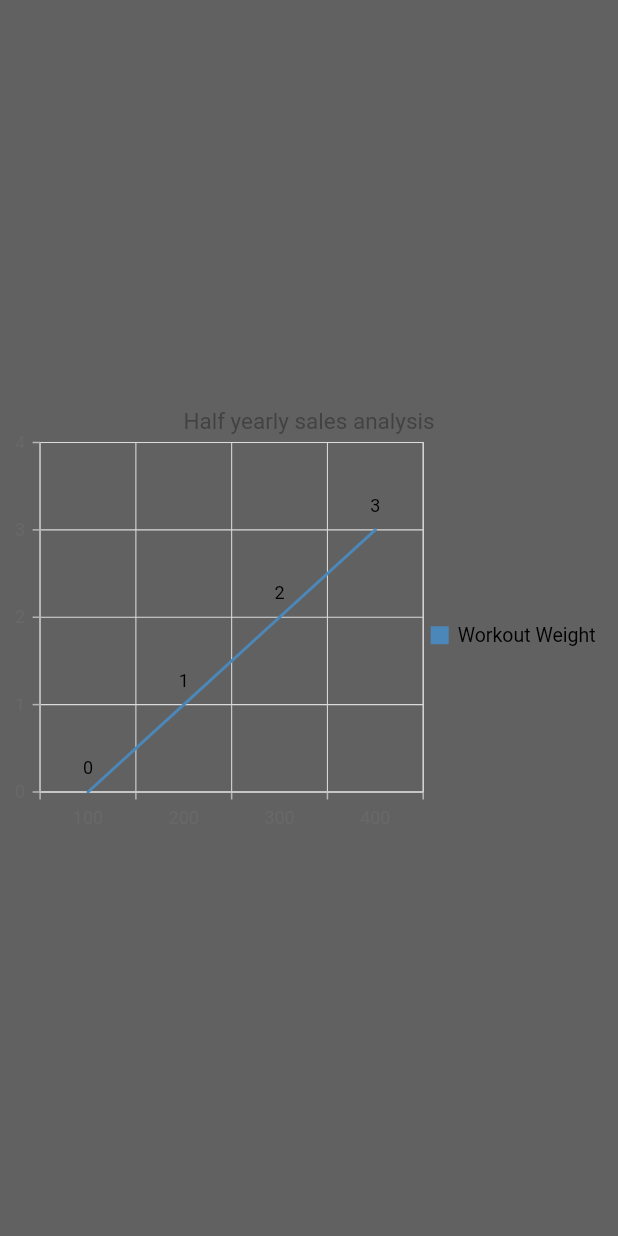
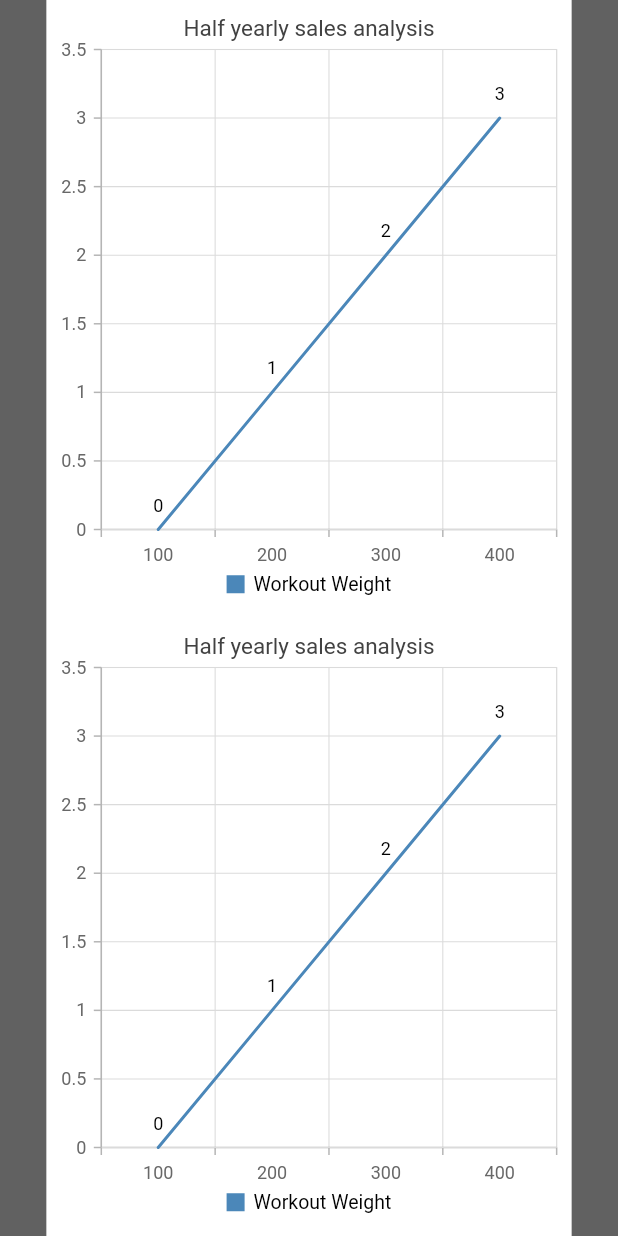
Before and after one commit to OBurnsy22/tempo, a Flutter app: the analyticsHome screen opened directly, on a phone screen of 412 x 824 dp. Run offline on Flutter 3.47's test engine with Material 2 defaults, Android fonts, the phone set to English and light mode, and no system bars; our stand-ins replace bordered_text, cloud_firestore, curved_navigation_bar, firebase_auth, firebase_core, firebase_storage and 3 more; missing offline and left inert: flutter_ringtone_player; accounts and stored records are empty.

Commit message:
Now can have multiple graphs in the same column view

```diff
--- a/tempo/lib/analytics.dart
+++ b/tempo/lib/analytics.dart
@@ -1,7 +1,6 @@
 import 'package:flutter/material.dart';
 import 'package:syncfusion_flutter_charts/charts.dart';
 import 'package:syncfusion_flutter_charts/sparkcharts.dart';
-
 
 //class to track workouts and their timestamps
 class _WorkoutTimestamps {
@@ -12,16 +11,17 @@ class _WorkoutTimestamps {
 }
 
 class analyticsHome extends StatefulWidget {
-
   @override
   analyticsHomeState createState() => analyticsHomeState();
 }
 
-class analyticsHomeState extends State<analyticsHome> with AutomaticKeepAliveClientMixin<analyticsHome>{
+class analyticsHomeState extends State<analyticsHome>
+    with AutomaticKeepAliveClientMixin<analyticsHome> {
   //https://pub.dev/packages/syncfusion_flutter_charts/example
   final graph_form_key = GlobalKey<FormState>();
   String graph_type = 'Time Series';
-  bool animate;
+  bool generated = true;
+  List graphs = [];
 
   List<_WorkoutTimestamps> chartData = [
     _WorkoutTimestamps('100', 0),
@@ -33,18 +33,26 @@ class analyticsHomeState extends State<analyticsHome> with AutomaticKeepAliveCli
   @override
   void initState() {
     super.initState();
-    animate = false;
+    //generateGraphs();
   }
 
   @override
   Widget build(BuildContext context) {
+    if (generated) {
       return Scaffold(
           backgroundColor: Colors.grey.shade700,
           body: Center(
+              child: SingleChildScrollView(
+                scrollDirection: Axis.vertical,
                 child: Column(
-            mainAxisAlignment: MainAxisAlignment.center,
-            children: <Widget> [
-              SfCartesianChart(
+                  /*width: MediaQuery.of(context).size.width * 0.90,
+                  height: MediaQuery.of(context).size.height * 0.90,*/
+                  children: <Widget>[
+                   Container(
+                      color: Colors.white,
+                      width: MediaQuery.of(context).size.width * 0.85,
+                      height: MediaQuery.of(context).size.height * 0.50,
+                      child: SfCartesianChart(
                         primaryXAxis: CategoryAxis(),
                         // Chart title
                         title: ChartTitle(text: 'Half yearly sales analysis'),
@@ -55,18 +63,76 @@ class analyticsHomeState extends State<analyticsHome> with AutomaticKeepAliveCli
                         series: <ChartSeries<_WorkoutTimestamps, String>>[
                           LineSeries<_WorkoutTimestamps, String>(
                               dataSource: chartData,
-                    xValueMapper: (_WorkoutTimestamps workout, _) => workout.weight,
-                    yValueMapper: (_WorkoutTimestamps workout, _) => workout.date,
+                              xValueMapper: (_WorkoutTimestamps workout, _) =>
+                              workout.weight,
+                              yValueMapper: (_WorkoutTimestamps workout, _) =>
+                              workout.date,
                               name: 'Workout Weight',
-                    dataLabelSettings: DataLabelSettings(isVisible: true)
-                  )
+                              dataLabelSettings:
+                              DataLabelSettings(isVisible: true))
                         ],
-              )
+                      )),
+                    Container(
+                        color: Colors.white,
+                        width: MediaQuery.of(context).size.width * 0.85,
+                        height: MediaQuery.of(context).size.height * 0.50,
+                        child: SfCartesianChart(
+                          primaryXAxis: CategoryAxis(),
+                          // Chart title
+                          title: ChartTitle(text: 'Half yearly sales analysis'),
+                          // Enable legend
+                          legend: Legend(isVisible: true),
+                          // Enable tooltip
+                          tooltipBehavior: TooltipBehavior(enable: true),
+                          series: <ChartSeries<_WorkoutTimestamps, String>>[
+                            LineSeries<_WorkoutTimestamps, String>(
+                                dataSource: chartData,
+                                xValueMapper: (_WorkoutTimestamps workout, _) =>
+                                workout.weight,
+                                yValueMapper: (_WorkoutTimestamps workout, _) =>
+                                workout.date,
+                                name: 'Workout Weight',
+                                dataLabelSettings:
+                                DataLabelSettings(isVisible: true))
+                          ],
+                        )),
+                    Container(
+                        color: Colors.white,
+                        width: MediaQuery.of(context).size.width * 0.85,
+                        height: MediaQuery.of(context).size.height * 0.50,
+                        child: SfCartesianChart(
+                          primaryXAxis: CategoryAxis(),
+                          // Chart title
+                          title: ChartTitle(text: 'Half yearly sales analysis'),
+                          // Enable legend
+                          legend: Legend(isVisible: true),
+                          // Enable tooltip
+                          tooltipBehavior: TooltipBehavior(enable: true),
+                          series: <ChartSeries<_WorkoutTimestamps, String>>[
+                            LineSeries<_WorkoutTimestamps, String>(
+                                dataSource: chartData,
+                                xValueMapper: (_WorkoutTimestamps workout, _) =>
+                                workout.weight,
+                                yValueMapper: (_WorkoutTimestamps workout, _) =>
+                                workout.date,
+                                name: 'Workout Weight',
+                                dataLabelSettings:
+                                DataLabelSettings(isVisible: true))
+                          ],
+                        )),
                 ]
                 )
               )
+
+
+              ));
+    } else {
+      //data hasn't been retrieved yet so return progress indicator
+      return CircularProgressIndicator(
+        backgroundColor: Colors.grey.shade700,
+        color: Colors.deepOrange[300],
       );
-
+    }
   }
 
   /*
@@ -82,6 +148,38 @@ class analyticsHomeState extends State<analyticsHome> with AutomaticKeepAliveCli
             )
    */
 
+  Future<void> generateGraphs() async {
+    for (int i = 0; i < 5; i++) {
+      graphs.add(Container(
+          color: Colors.white,
+          //width: MediaQuery.of(context).size.width * 0.85,
+          //height: MediaQuery.of(context).size.height * 0.50,
+          width: 200,
+          height: 200,
+          child: SfCartesianChart(
+            primaryXAxis: CategoryAxis(),
+            // Chart title
+            title: ChartTitle(text: 'Half yearly sales analysis'),
+            // Enable legend
+            legend: Legend(isVisible: true),
+            // Enable tooltip
+            tooltipBehavior: TooltipBehavior(enable: true),
+            series: <ChartSeries<_WorkoutTimestamps, String>>[
+              LineSeries<_WorkoutTimestamps, String>(
+                  dataSource: chartData,
+                  xValueMapper: (_WorkoutTimestamps workout, _) =>
+                      workout.weight,
+                  yValueMapper: (_WorkoutTimestamps workout, _) => workout.date,
+                  name: 'Workout Weight',
+                  dataLabelSettings: DataLabelSettings(isVisible: true))
+            ],
+          )));
+    }
+    setState(() {
+      print("Graphs generated");
+      generated = true;
+    });
+  }
 
   //form to add a new graph
   Future<void> AddGraphForm() {
@@ -98,12 +196,9 @@ class analyticsHomeState extends State<analyticsHome> with AutomaticKeepAliveCli
                     child: Column(
                         mainAxisAlignment: MainAxisAlignment.center,
                         children: graphInput() + graphButtons())),
-              )
-
-          );
+              ));
         });
   }
-
 
   //input for adding a new graph
   List<Widget> graphInput() {
@@ -124,26 +219,19 @@ class analyticsHomeState extends State<analyticsHome> with AutomaticKeepAliveCli
       ),
       DropdownButton<String>(
         value: graph_type,
-        underline: Container(
-          height: 2,
-          color: Colors.deepPurpleAccent
-        ),
+        underline: Container(height: 2, color: Colors.deepPurpleAccent),
         onChanged: (String newValue) {
           setState(() {
             graph_type = newValue;
           });
         },
-        items: <String> ['Time Series', 'Bar']
+        items: <String>['Time Series', 'Bar']
             .map<DropdownMenuItem<String>>((String value) {
-            return DropdownMenuItem<String>(
-              value: value,
-              child: Text(value)
-            );
+          return DropdownMenuItem<String>(value: value, child: Text(value));
         }).toList(),
       )
     ];
   }
-
 
   //buttons for adding a new graph
   List<Widget> graphButtons() {
```
Lines whose indentation alone changed are shown as unchanged.
